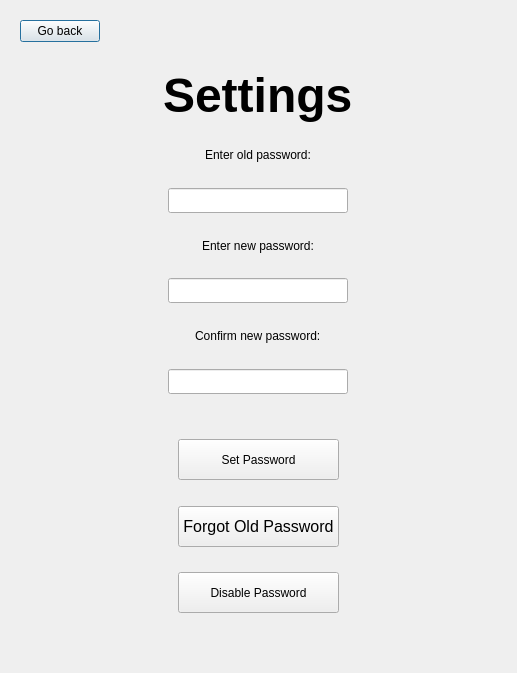
First picture: the form in settings5.ui, repository danysigha/Clipboard-Manager, before the edit.
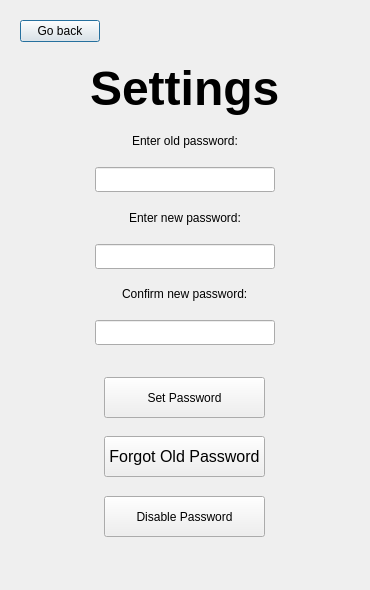
Second picture: the form after the edit.

Patch:
```diff
--- a/settings5.ui
+++ b/settings5.ui
@@ -6,8 +6,8 @@
    <rect>
     <x>0</x>
     <y>0</y>
-    <width>517</width>
-    <height>673</height>
+    <width>370</width>
+    <height>590</height>
    </rect>
   </property>
   <property name="windowTitle">
```
